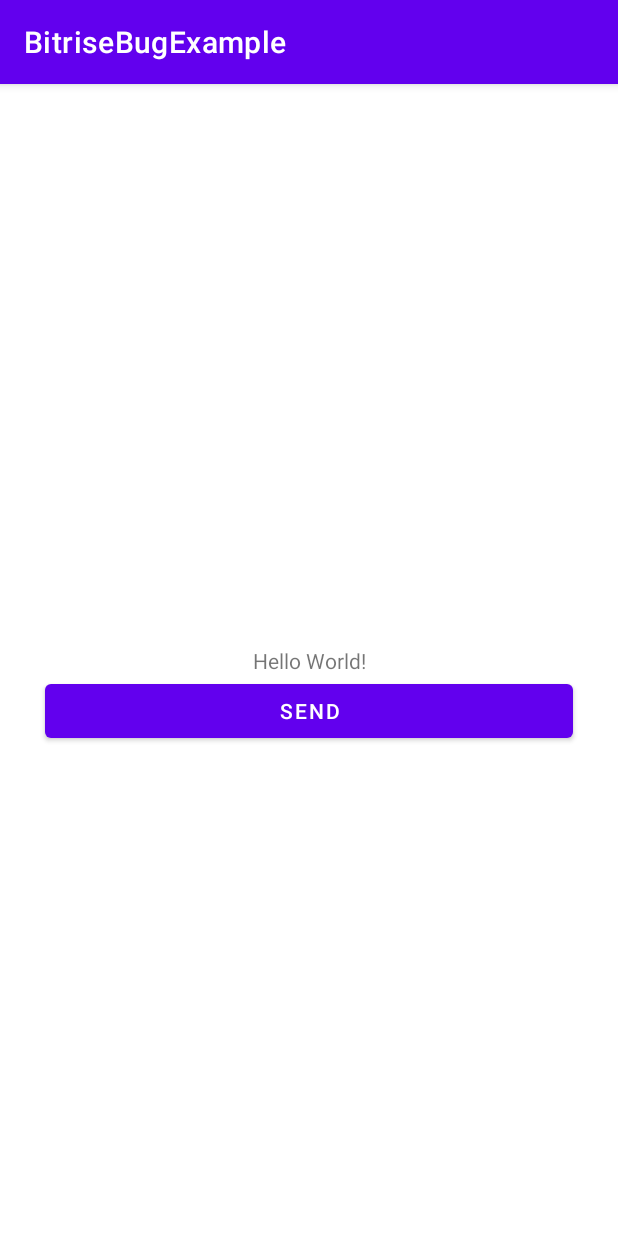
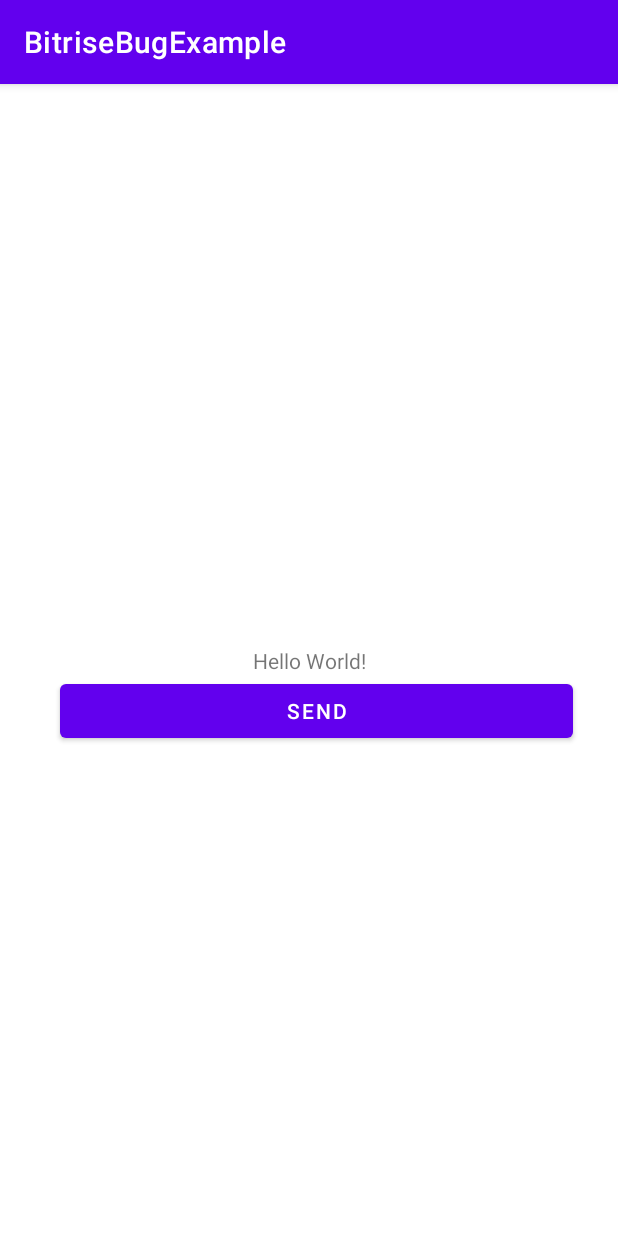
Before and after one commit to wise4rmgod/BitriseBugExample, an Android app: the screen it shows after launch (MainActivity), on a phone screen of 412 x 824 dp. Run offline under Robolectric (Android 15) with nearby library versions, the phone set to English and light mode, and no system bars.

```diff
--- a/app/src/main/res/layout/activity_main.xml
+++ b/app/src/main/res/layout/activity_main.xml
@@ -20,7 +20,7 @@
         android:id="@+id/btn"
         android:layout_width="match_parent"
         android:layout_height="wrap_content"
-        android:layout_marginStart="30dp"
+        android:layout_marginStart="40dp"
         android:layout_marginEnd="30dp"
         android:text="send"
         app:layout_constraintTop_toBottomOf="@id/textx" />
```
Also changed, not shown: 1 other file.
